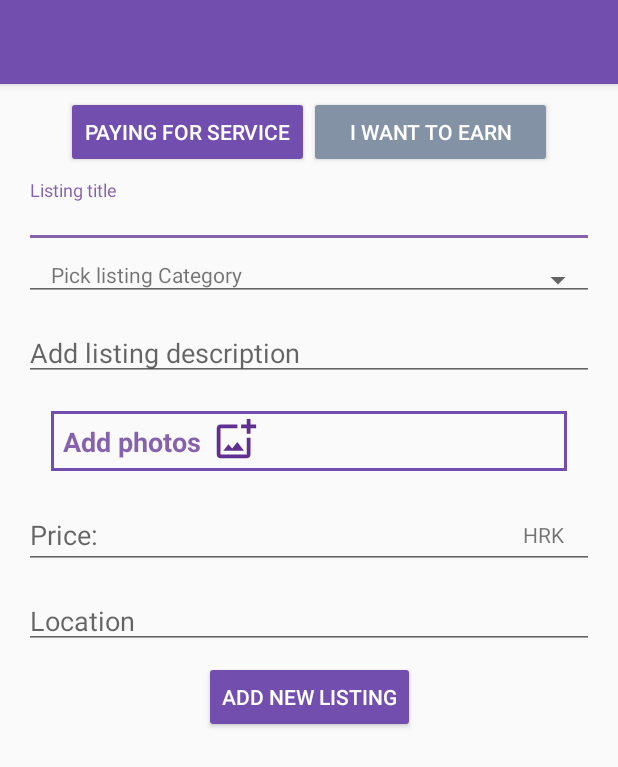
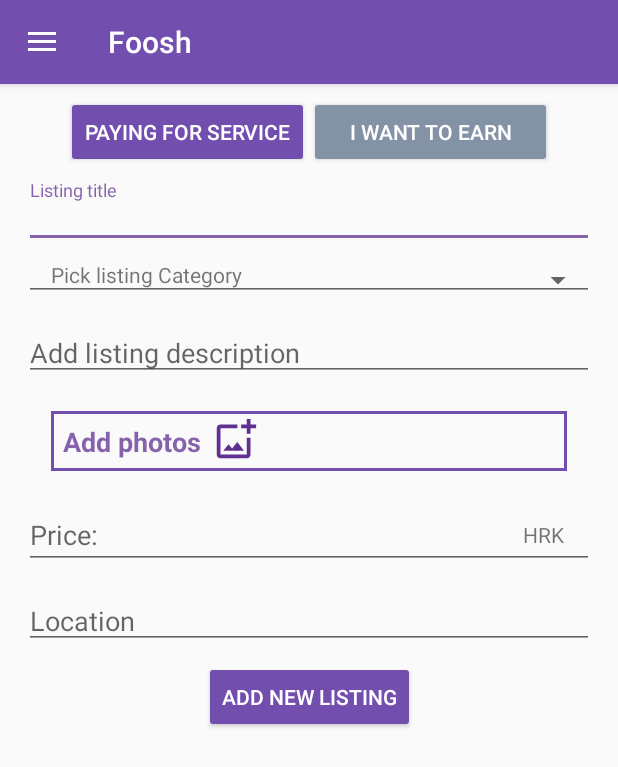
Before and after one commit to mpohizek/Foosh, an Android app: the NewListingActivity screen opened directly, with no data from a screen before it, on a phone screen of 412 x 824 dp. Shown: the top 767 px of the screen. Run offline under Robolectric (Android 15) with nearby library versions, the phone set to English and light mode, and no system bars; our stand-ins replace Firebase (no records; nobody signed in at launch, a user with empty details on screens opened directly); 2 statements that could not run were skipped.

Commit message:
Klikom na gumb Dodaj novi oglas kreira se novi oglas u bazi.
Promijenjene boje teksta u crno jer tekst nije bio vidljiv.
Trello Card Link: https://trello.com/c/Wh4OJMo3

```diff
--- a/FooshAndroid/app/src/main/java/foosh/air/foi/hr/NewListingActivity.java
+++ b/FooshAndroid/app/src/main/java/foosh/air/foi/hr/NewListingActivity.java
@@ -2,14 +2,20 @@
 
 import android.os.Bundle;
 import android.support.constraint.ConstraintLayout;
+import android.support.design.widget.TextInputEditText;
+import android.support.v4.view.GravityCompat;
 import android.support.v4.view.ViewPager;
+import android.support.v7.app.ActionBar;
+import android.support.v7.widget.Toolbar;
+import android.view.MenuItem;
 import android.view.View;
 import android.widget.Button;
+import android.widget.Toast;
 
-import java.util.List;
-import java.util.Locale;
+import com.google.firebase.database.DatabaseReference;
+import com.google.firebase.database.FirebaseDatabase;
 
-import foosh.air.foi.hr.model.Category;
+import foosh.air.foi.hr.model.Listing;
 
 public class NewListingActivity extends NavigationDrawerBaseActivity{
 
@@ -20,15 +26,16 @@
     private final int MenuItem_FilterAds = 0, MenuItem_ExpandOpt = 1;
     private PagerAdapter mPagerAdapter;
     private ViewPager mViewPager;
+    private Toolbar toolbar;
+
+    private TextInputEditText listingTitle;
+    private TextInputEditText listingDescription;
+    private TextInputEditText listingPrice;
+    private TextInputEditText listingLocation;
 
     private Button buttonAddNewListing;
-    private boolean hiring;
-    private String listingTitle;
-    private Category listingCategory;
-    private String listingDescription;
-    private List<String> ImgPaths;
-    private float price;
-    private String location;
+
+    private Listing listing;
 
     public static String getMenuTitle(){
         return "Dodaj oglas";
@@ -38,14 +45,80 @@
     protected void onCreate(Bundle savedInstanceState) {
         super.onCreate(savedInstanceState);
         contentLayout = findViewById(R.id.main_layout);
-        getLayoutInflater().inflate(R.layout.fragment_listing_new, contentLayout);
+        getLayoutInflater().inflate(R.layout.activity_listing_new, contentLayout);
 
-        buttonAddNewListing = contentLayout.findViewById(R.id.buttonAddListing);
+        init();
+
         buttonAddNewListing.setOnClickListener(new View.OnClickListener() {
             @Override
             public void onClick(View view) {
+                listing = new Listing();
+                listing.setTitle(listingTitle.getText().toString());
+                listing.setDescription(listingDescription.getText().toString());
+                listing.setPrice(Integer.parseInt(listingPrice.getText().toString()));
+                listing.setLocation(listingLocation.getText().toString());
 
+                createFirebaseListings(listing);
+
+                Toast.makeText(NewListingActivity.this, "Uspješno kreiran oglas", Toast.LENGTH_LONG).show();
+                finish();
             }
         });
     }
+
+    private void init() {
+        toolbar = findViewById(R.id.id_toolbar_main);
+        setSupportActionBar(toolbar);
+
+        ActionBar actionbar = getSupportActionBar();
+        actionbar.setDisplayHomeAsUpEnabled(true);
+        actionbar.setHomeAsUpIndicator(R.drawable.ic_menu_white_24dp);
+
+        listingTitle = findViewById(R.id.listingTitle);
+        listingDescription = findViewById(R.id.ListingDescription);
+        listingPrice = findViewById(R.id.ListingPrice);
+        listingLocation = findViewById(R.id.listingLocation);
+
+        buttonAddNewListing = contentLayout.findViewById(R.id.buttonAddListing);
+    }
+
+
+    public void createFirebaseListings(Listing listing){
+        DatabaseReference databaseReference = FirebaseDatabase.getInstance().getReference().child("ads");
+        /*ArrayList<String> helper = new ArrayList<>();
+        helper.add("https://upload.wikimedia.org/wikipedia/commons/thumb/a/ae/Arbres.jpg/250px-Arbres.jpg");
+        helper.add("https://upload.wikimedia.org/wikipedia/commons/thumb/1/1c/Aspen-PopulusTremuloides-2001-09-27.jpg/220px-Aspen-PopulusTremuloides-2001-09-27.jpg");
+
+        Listing listing = new Listing();
+        listing.setTitle("Oglas");
+        listing.setDescription("Opis oglasa ");
+        listing.setCategory("kategorija");
+        listing.setStatus("DOGOVOREN");
+        listing.setLocation("Lokacija");
+        //listing.setDateCreated(new Date());
+        listing.setQrCode("QR");
+        listing.setHiring(new Random().nextInt() % 2 == 0);
+        listing.setId("testni");
+        listing.setImages(helper);
+        */
+        String key = databaseReference.push().getKey();
+        listing.setId(key);
+        databaseReference.child(key).setValue(listing);
+
+    }
+
+
+
+
+    @Override
+    public boolean onOptionsItemSelected(MenuItem item) {
+        switch (item.getItemId()) {
+            case android.R.id.home:
+                drawerLayout.openDrawer(GravityCompat.START);
+                return true;
+
+            default:
+                return false;
+        }
+    }
 }
--- a/FooshAndroid/app/src/main/res/layout/activity_main.xml
+++ b/FooshAndroid/app/src/main/res/layout/activity_main.xml
@@ -26,7 +26,8 @@
             <android.support.v7.widget.Toolbar
                 android:id="@+id/id_toolbar_main"
                 android:layout_width="match_parent"
-                android:layout_height="?attr/actionBarSize" />
+                android:layout_height="?attr/actionBarSize"
+                app:titleTextColor="@color/colorWhite"/>
 
         </android.support.design.widget.AppBarLayout>
 
--- a/FooshAndroid/app/src/main/res/values/styles.xml
+++ b/FooshAndroid/app/src/main/res/values/styles.xml
@@ -6,7 +6,9 @@
         <item name="colorPrimary">@color/colorPrimary</item>
         <item name="colorPrimaryDark">@color/colorPrimaryDark</item>
         <item name="colorAccent">@color/colorAccent</item>
-        <item name="android:textColorPrimary">@color/colorWhite</item>
+        <item name="android:textColorPrimary">@color/colorBlack</item>
+        <item name="android:titleTextColor">@color/colorWhite</item>
+        <item name="actionMenuTextColor">@color/colorWhite</item>
         <item name="homeAsUpIndicator">@drawable/ic_menu_white_24dp</item>
         <item name="drawerArrowStyle">@style/DrawerArrowStyle</item>
     </style>
```
Also changed, not shown: FooshAndroid/app/src/main/java/foosh/air/foi/hr/model/Category.java (+13 -2 lines), FooshAndroid/app/src/main/res/layout/activity_my_listing_base.xml (+7 -2 lines), FooshAndroid/app/src/main/res/layout/activity_listing_new.xml (renamed from FooshAndroid/app/src/main/res/layout/fragment_listing_new.xml).
